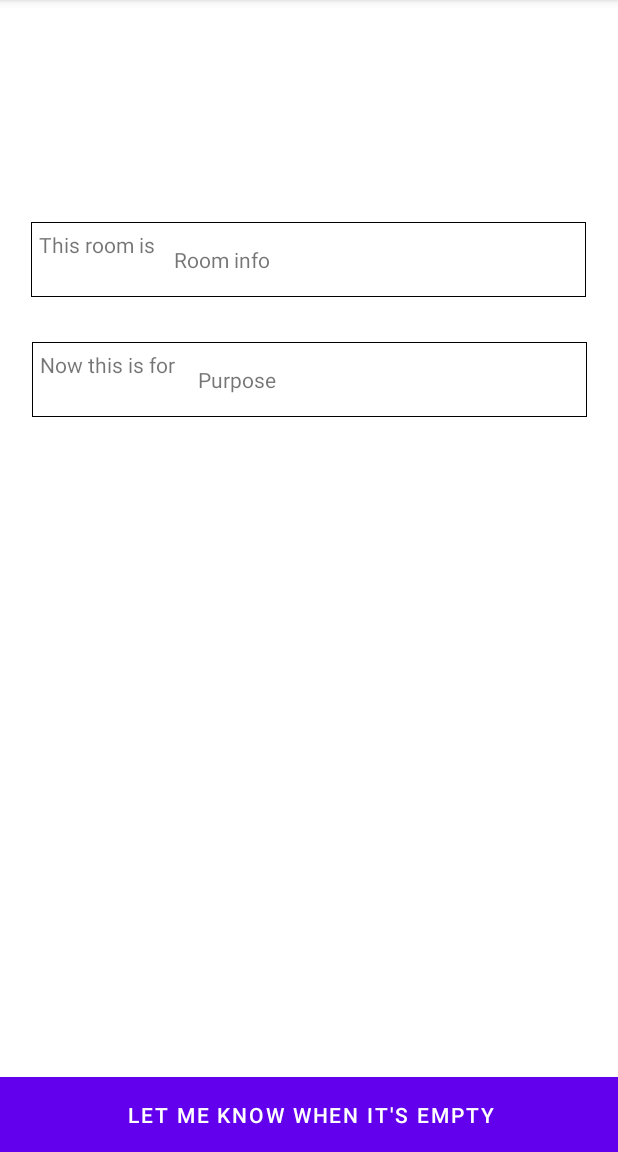
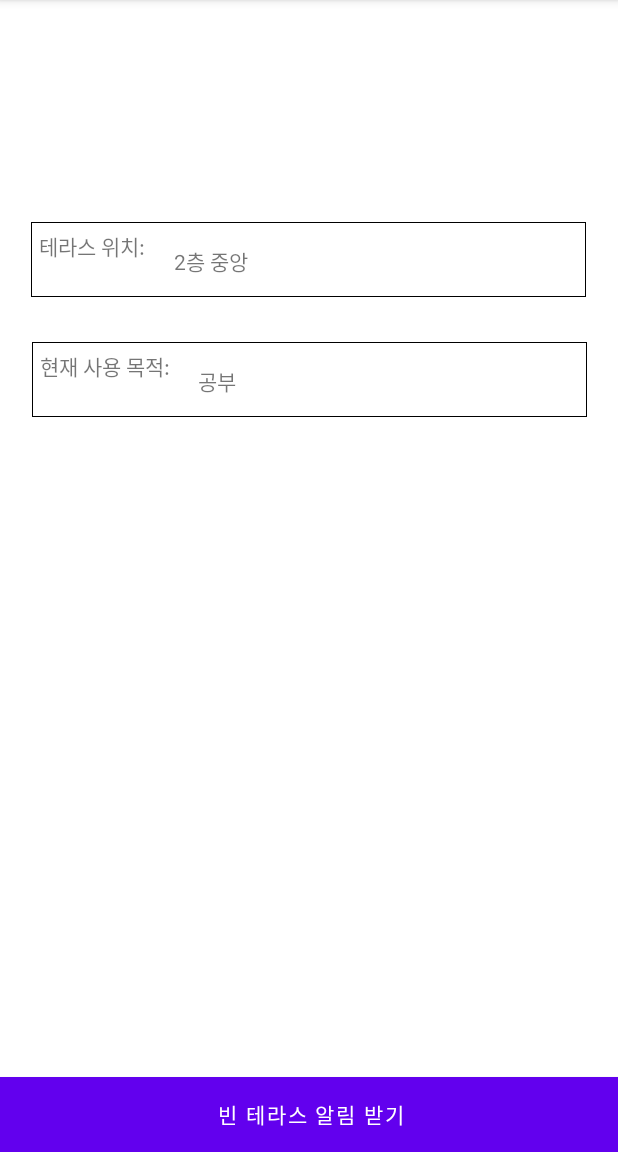
Before and after one commit to gamjadeul/NullOverflow2, an Android app: the Occupied_room screen opened directly, with no data from a screen before it, on a phone screen of 412 x 824 dp, the part 84-1236 px from its top. Run offline under Robolectric (Android 15) with nearby library versions, the light colour scheme and no system bars; libraries missing offline, so code that uses them is left out: com.amazonaws.http.

Commit message:
push notification done

```diff
--- a/app/src/main/AndroidManifest.xml
+++ b/app/src/main/AndroidManifest.xml
@@ -49,9 +49,6 @@ If your app targets Android 9 or lower, you can declare
         <activity
             android:name=".Occupied_room"
             android:exported="false">
-            <intent-filter>
-                <action android:name="com.google.firebase.MESSAGING_EVENT" />
-            </intent-filter>
         </activity>
         <activity
             android:name=".Empty_room"
--- a/app/src/main/java/com/akj/nulloverflow/Empty_room.java
+++ b/app/src/main/java/com/akj/nulloverflow/Empty_room.java
@@ -19,7 +19,7 @@ public class Empty_room extends AppCompatActivity {
         super.onCreate(savedInstanceState);
         setContentView(R.layout.activity_empty_room);
 
-        String[] empty_purpose = {"Study", "Discussion"};
+        String[] empty_purpose = {"스터디", "회의"};
 
         final String[] selected_purpose = {""};
         Spinner spinner = findViewById(R.id.purpose);
--- a/app/src/main/java/com/akj/nulloverflow/Occupied_room.java
+++ b/app/src/main/java/com/akj/nulloverflow/Occupied_room.java
@@ -1,6 +1,8 @@
 package com.akj.nulloverflow;
 
 import static android.content.ContentValues.TAG;
+
+import static com.amazonaws.http.HttpHeader.USER_AGENT;
 
 import androidx.annotation.NonNull;
 import androidx.appcompat.app.AlertDialog;
@@ -15,13 +17,17 @@ import android.view.View;
 import android.widget.Button;
 import android.widget.Toast;
 
+import com.google.android.gms.common.data.DataBufferObserver;
 import com.google.android.gms.tasks.OnCompleteListener;
 import com.google.android.gms.tasks.Task;
 import com.google.firebase.messaging.FirebaseMessaging;
 
 import java.io.BufferedReader;
+import java.io.BufferedWriter;
 import java.io.InputStream;
 import java.io.InputStreamReader;
+import java.io.OutputStream;
+import java.io.OutputStreamWriter;
 import java.lang.ref.WeakReference;
 import java.net.HttpURLConnection;
 import java.net.URL;
@@ -66,8 +72,8 @@ public class Occupied_room extends AppCompatActivity {
                                         String token = task.getResult();
                                         // Connect to aws api gateway
                                         Log.d("token", token);
-                                        String new_url = url+"?token=" +token;
-                                        //getJSON(new_url, "POST");
+                                        String new_url = url+"?token=qqq" +token + "&stat=true";
+                                        httpConn(new_url, "POST");
                                         Toast.makeText(Occupied_room.this, "Push notifications will be sent to you", Toast.LENGTH_SHORT).show();
                                     }
                                 });
@@ -83,28 +89,8 @@ public class Occupied_room extends AppCompatActivity {
         AlertDialog msgDlg = msgBuilder.create();
         msgDlg.show();
     }
-/*
-    private final MyHandler mHandler = new MyHandler(this);
-    private static class MyHandler extends Handler {
-        private final WeakReference<MainActivity> weakReference;
 
-        public MyHandler(MainActivity mainactivity) {
-            weakReference = new WeakReference<MainActivity>(mainactivity);
-        }
-
-        @Override
-        public void handleMessage(Message msg) { //return 메시지 텍스트뷰로 보여주는 함수
-
-            MainActivity mainactivity = weakReference.get();
-            if (mainactivity != null) {
-                switch (msg.what) { //여기서부터 다른 코드 작성 가능
-                    case LOAD_SUCCESS:
-                        break;
-                }
-            }
-        }
-    }
-    public void  getJSON(final String mUrl, final String connMethod) {
+    public void  httpConn(final String mUrl, final String connMethod) {
         Thread thread = new Thread(new Runnable() {
             public void run() {
                 String result;
@@ -152,10 +138,8 @@ public class Occupied_room extends AppCompatActivity {
                     result = e.toString();
                 }
                 Log.i(TAG, "error in message handler");
-                Message message = mHandler.obtainMessage(LOAD_SUCCESS, result); //리턴값 중에 용도만 뽑아서 보냄
-                mHandler.sendMessage(message); //여기를 수정하기보다 message handler 함수를 수정하기
             }
         });
         thread.start();
-    }*/
+    }
 }
--- a/app/src/main/java/com/akj/nulloverflow/Send_email.java
+++ b/app/src/main/java/com/akj/nulloverflow/Send_email.java
@@ -25,7 +25,7 @@ public class Send_email extends AppCompatActivity {
         //원래 코드 -> setContentView(R.layout.activity_main);
         setContentView(R.layout.activity_send_email);
 
-        String[] Q_type = {"Question type not chosen", "Lost & Found", "Complaint"};
+        String[] Q_type = {"문의 종류를 선택하세요", "분실물 문의", "신고하기"};
 
         Spinner spinner1 = findViewById(R.id.spinner);
 
--- a/app/src/main/res/layout/activity_empty_room.xml
+++ b/app/src/main/res/layout/activity_empty_room.xml
@@ -12,7 +12,7 @@
         android:layout_height="50dp"
         android:insetTop="0dp"
         android:insetBottom="0dp"
-        android:text="Start Using by Connecting Bluetooth"
+        android:text="블루투스 연결하기"
         app:layout_constraintBottom_toBottomOf="parent"
         app:layout_constraintEnd_toEndOf="parent"
         app:layout_constraintStart_toStartOf="parent" />
@@ -40,7 +40,7 @@
         android:paddingTop="5dp"
         android:paddingRight="5dp"
         android:paddingBottom="5dp"
-        android:text="This room is"
+        android:text="테라스 위치:"
         app:layout_constraintEnd_toEndOf="parent"
         app:layout_constraintStart_toStartOf="parent"
         app:layout_constraintTop_toTopOf="parent"
--- a/app/src/main/res/layout/activity_occupied_room.xml
+++ b/app/src/main/res/layout/activity_occupied_room.xml
@@ -18,7 +18,7 @@
         android:paddingTop="5dp"
         android:paddingRight="5dp"
         android:paddingBottom="5dp"
-        android:text="This room is"
+        android:text="테라스 위치: "
         android:textAlignment="gravity"
         app:layout_constraintEnd_toEndOf="parent"
         app:layout_constraintHorizontal_bias="0.444"
@@ -36,7 +36,7 @@
         android:paddingTop="5dp"
         android:paddingRight="5dp"
         android:paddingBottom="5dp"
-        android:text="Now this is for"
+        android:text="현재 사용 목적:"
         app:layout_constraintEnd_toEndOf="parent"
         app:layout_constraintStart_toStartOf="parent"
         app:layout_constraintTop_toBottomOf="@+id/this_room_is_occupied"
@@ -48,7 +48,7 @@
         android:layout_height="50dp"
         android:insetTop="0dp"
         android:insetBottom="0dp"
-        android:text="Let me know when it's empty"
+        android:text="빈 테라스 알림 받기"
         app:layout_constraintBottom_toBottomOf="parent"
         app:layout_constraintEnd_toEndOf="parent"
         app:layout_constraintStart_toStartOf="parent" />
@@ -62,7 +62,7 @@
         android:paddingTop="15dp"
         android:paddingRight="5dp"
         android:paddingBottom="15dp"
-        android:text="Room info"
+        android:text="2층 중앙"
         app:layout_constraintBottom_toBottomOf="@+id/this_room_is_occupied"
         app:layout_constraintEnd_toEndOf="@+id/this_room_is_occupied"
         app:layout_constraintStart_toStartOf="@+id/this_room_is_occupied" />
@@ -76,7 +76,7 @@
         android:paddingTop="15dp"
         android:paddingRight="5dp"
         android:paddingBottom="15dp"
-        android:text="Purpose "
+        android:text="공부"
         app:layout_constraintEnd_toEndOf="@+id/now_this_is_for_occupied"
         app:layout_constraintHorizontal_bias="0.488"
         app:layout_constraintStart_toStartOf="@+id/now_this_is_for_occupied"
```
Also changed, not shown: app/src/main/res/layout/activity_send_email.xml (+6 -6 lines).
